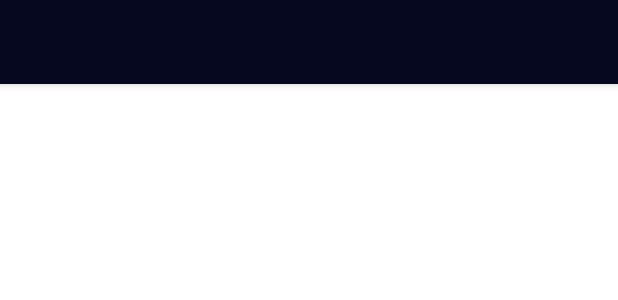
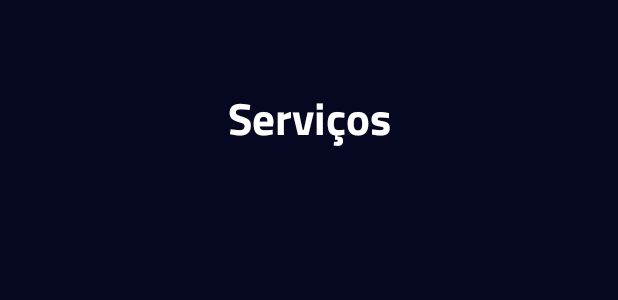
Before and after one commit to sabrinadotsantos/code_school, an Android app: the layout app_bar_main.xml on its own in the app's theme, with its tools: preview values and no code run, on a phone screen of 412 x 824 dp. Shown: the top 300 px of the screen. Run offline under Robolectric (Android 15) with nearby library versions, the phone set to English and light mode, and no system bars.

Commit message:
inicio da tela de servicos

```diff
--- a/kotlin_android/vsconnect/app/src/main/res/layout/fragment_lista_servicos.xml
+++ b/kotlin_android/vsconnect/app/src/main/res/layout/fragment_lista_servicos.xml
@@ -5,19 +5,31 @@
         xmlns:tools="http://schemas.android.com/tools"
         android:layout_width="match_parent"
         android:layout_height="match_parent"
-        tools:context=".views.ListaServicosFragment">
+        tools:context=".views.ListaServicosFragment"
+        android:background="@color/azul_marinho"
+        android:paddingLeft="20dp"
+        android:paddingRight="20dp"
+>
 
     <TextView
-            android:id="@+id/text_gallery"
+            android:id="@+id/titulo_lista_servicos"
             android:layout_width="match_parent"
             android:layout_height="wrap_content"
-            android:layout_marginStart="8dp"
-            android:layout_marginTop="8dp"
-            android:layout_marginEnd="8dp"
             android:textAlignment="center"
-            android:textSize="20sp"
+            android:textSize="30sp"
+            android:text="Serviços"
+            android:textColor="@color/white"
+            android:fontFamily="@font/titilliumweb_bold"
             app:layout_constraintEnd_toEndOf="parent"
             app:layout_constraintStart_toStartOf="parent"
             app:layout_constraintTop_toTopOf="parent"
-            app:layout_constraintBottom_toBottomOf="parent"/>
+    />
+    <androidx.recyclerview.widget.RecyclerView
+            android:layout_width="match_parent"
+            android:layout_height="match_parent"
+            app:layout_constraintTop_toBottomOf="@+id/titulo_lista_servicos"
+            android:layout_marginTop="80dp"
+            app:layout_constraintEnd_toEndOf="parent"
+            app:layout_constraintStart_toStartOf="parent"
+    />
 </androidx.constraintlayout.widget.ConstraintLayout>
--- a/kotlin_android/vsconnect/app/src/main/res/values/strings.xml
+++ b/kotlin_android/vsconnect/app/src/main/res/values/strings.xml
@@ -12,4 +12,6 @@
     <string name="menu_login">Sair</string>
     <string name="menu_lista_servicos">Serviços</string>
     <string name="menu_editar_imagem">Editar Imagem</string>
+    <!-- TODO: Remove or change this placeholder text -->
+    <string name="hello_blank_fragment">Hello blank fragment</string>
 </resources>
--- a/kotlin_android/vsconnect/app/src/main/res/values/themes.xml
+++ b/kotlin_android/vsconnect/app/src/main/res/values/themes.xml
@@ -12,6 +12,7 @@
         <!-- Status bar color. -->
         <item name="android:statusBarColor">?attr/colorPrimaryVariant</item>
         <!-- Customize your theme here. -->
+        <item name="windowNoTitle">true</item>
     </style>
     <style name="Theme.Vsconnect_kotlin.NoActionBar">
         <item name="windowActionBar">false</item>
```
Also changed, not shown: kotlin_android/vsconnect/app/src/main/java/com/example/vsconnect_kotlin/LoginActivity.kt (+19 -1 lines), kotlin_android/vsconnect/app/src/main/java/com/example/vsconnect_kotlin/components/ServicoFragment.kt (added, +60 -0 lines), kotlin_android/vsconnect/app/src/main/res/layout/fragment_servico.xml (added, +45 -0 lines).
